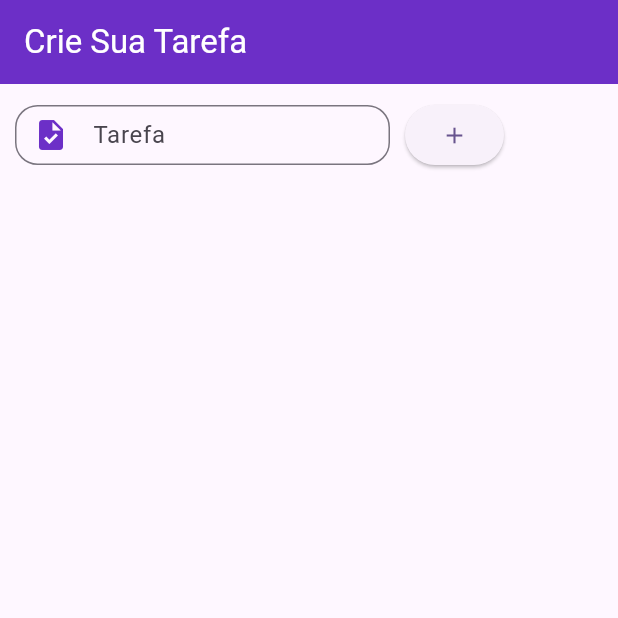
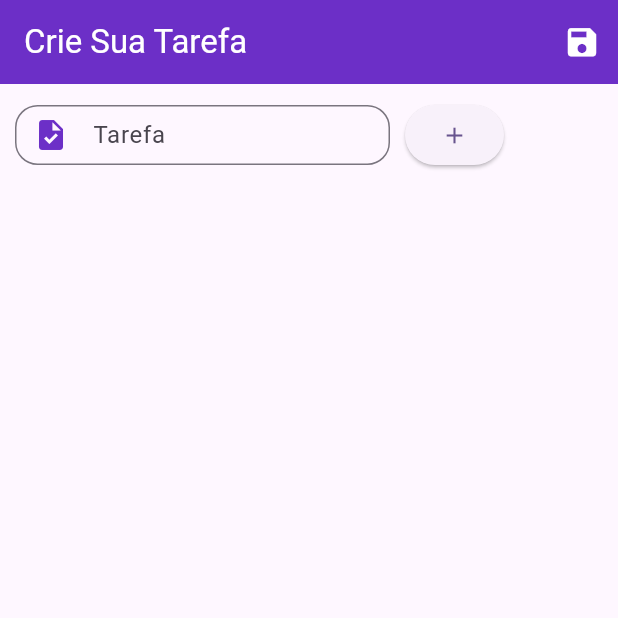
Before and after one commit to Mateus-IC1101/APP_TASKS_NOTIFICATION, a Flutter app: the screen it shows after launch, on a phone screen of 412 x 824 dp, the top half of it. Run offline on Flutter 3.47's test engine with Material 2 defaults, Android fonts, the phone set to English and light mode, and no system bars; our stand-ins replace flutter_mobx, isar, mobx; accounts and stored records are empty; generated files the repository leaves out were written again.

Commit message:
[ISAR DATABASE] - CONFIG ISAR | SERVICE | ENTITY TEST TO SAVE IN SCHEMA

```diff
--- /dev/null
+++ b/lib/entities/task_entity.dart
@@ -0,0 +1,11 @@
+// ignore_for_file: public_member_api_docs, sort_constructors_first
+import 'package:isar/isar.dart';
+
+part 'task_entity.g.dart';
+
+@Collection()
+class TaskEntity {
+  Id id = Isar.autoIncrement;
+  late String content;
+
+}
--- a/lib/home_page.dart
+++ b/lib/home_page.dart
@@ -1,8 +1,10 @@
 import 'package:flutter/material.dart';
 import 'package:flutter_desempenho/components/inputs/text_form_field_add_task.dart';
 import 'package:flutter_desempenho/components/tasks/temporary_task_list.dart';
+import 'package:flutter_desempenho/entities/task_entity.dart';
 import 'package:flutter_desempenho/functions/strings/remove_all_spaces.dart';
 import 'package:flutter_desempenho/models/task_model.dart';
+import 'package:flutter_desempenho/services/isar/isar_service.dart';
 import 'package:flutter_desempenho/store/task_store.store.dart';
 import 'package:flutter_mobx/flutter_mobx.dart';
 
@@ -16,6 +18,7 @@ class HomePage extends StatefulWidget {
 class _HomePageState extends State<HomePage> {
   final TextEditingController _taskBodyController = TextEditingController();
   final taskStore = TaskStore();
+  final isar = IsarService();
   @override
   Widget build(BuildContext context) {
     return Scaffold(
@@ -25,6 +28,18 @@ class _HomePageState extends State<HomePage> {
             style: TextStyle(color: Colors.white),
           ),
           backgroundColor: Color.fromARGB(255, 108, 47, 199),
+          actions: [
+            IconButton(
+              tooltip: 'Salvar Tarefas',
+              icon: Icon(
+                  Icons.save,
+                  color: Colors.white,
+                  size: 25.0),
+              onPressed: (){
+                isar.saveTask(TaskEntity()..content = 'teste');
+              }
+          ),
+          ],
         ),
         body: SingleChildScrollView(
             child: Container(
--- a/lib/main.dart
+++ b/lib/main.dart
@@ -11,6 +11,7 @@ class MyApp extends StatelessWidget {
   @override
   Widget build(BuildContext context) {
     return MaterialApp(
+      debugShowCheckedModeBanner: false,
       title: 'Flutter Demo',
       theme: ThemeData(
         colorScheme: ColorScheme.fromSeed(seedColor: Colors.deepPurple),
--- /dev/null
+++ b/lib/services/isar/isar_service.dart
@@ -0,0 +1,28 @@
+import 'package:flutter_desempenho/entities/task_entity.dart';
+import 'package:isar/isar.dart';
+import 'package:path_provider/path_provider.dart';
+
+class IsarService{
+  late Future<Isar> db;
+
+
+  IsarService(){
+    db = openDB();
+  }
+
+  Future<Isar> openDB() async {
+
+    final dir = await getApplicationDocumentsDirectory();
+
+    if(Isar.instanceNames.isEmpty){
+      return await Isar.open([TaskEntitySchema], directory: dir.path);
+    }
+    return Future.value(Isar.getInstance());
+  }
+
+  Future<void> saveTask(TaskEntity task) async{
+    final isar = await db;
+    isar.writeTxnSync(() => isar.taskEntitys.putSync(task));
+
+  }
+}
--- a/pubspec.yaml
+++ b/pubspec.yaml
@@ -27,15 +27,19 @@ dependencies:
   cupertino_icons: ^1.0.2
   mobx: ^2.0.0
   flutter_mobx: ^2.0.6
+  isar: ^3.1.0+1
+  isar_flutter_libs: ^3.1.0+1
+  path_provider: ^2.1.1
 
 dev_dependencies:
   flutter_test:
     sdk: flutter
 
   flutter_lints: ^2.0.0
-  build_runner: ^2.3.3
+  build_runner: ^2.4.6
   mobx_codegen: ^2.3.0
   provider: ^6.0.5
+  isar_generator: ^3.1.0+1
 
 flutter:
   # The following line ensures that the Material Icons font is
```
Also changed, not shown: lib/entities/task_entity.g.dart (added), pubspec.lock, 5 other files.
